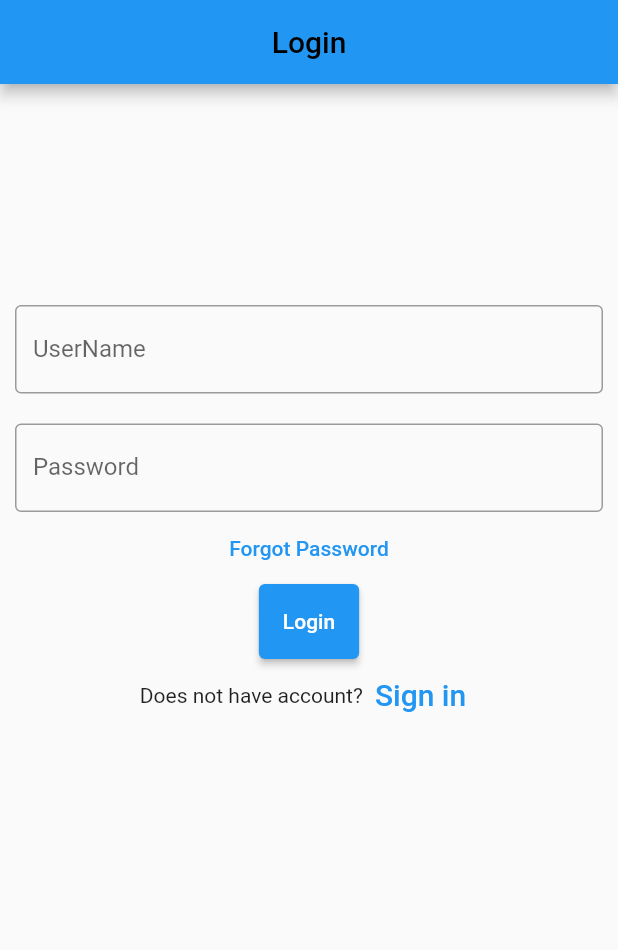
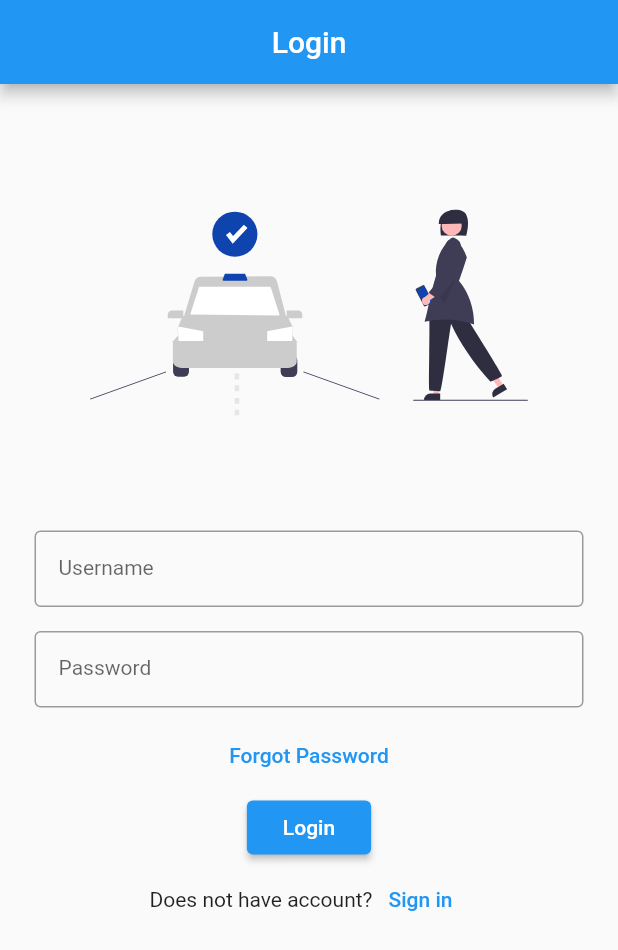
Before and after one commit to nabarazz/flutter-rideSharing, a Flutter app: the screen it shows after launch, on a phone screen of 412 x 824 dp. Shown: the top 950 px of the screen. Run offline on Flutter 3.47's test engine with Material 2 defaults, Android fonts, the phone set to English and light mode, and no system bars; our stand-ins replace flutter_map, flutter_svg, latlong2, location.

Commit message:
update: minor update

```diff
--- a/lib/features/login_screen/login_screen.dart
+++ b/lib/features/login_screen/login_screen.dart
@@ -1,4 +1,7 @@
+// ignore_for_file: avoid_unnecessary_containers
+
 import 'package:flutter/material.dart';
+import 'package:flutter_svg/flutter_svg.dart';
 
 class LoginScreen extends StatefulWidget {
   const LoginScreen({Key? key}) : super(key: key);
@@ -10,48 +13,72 @@ class LoginScreen extends StatefulWidget {
 class _LoginScreenState extends State<LoginScreen> {
   final _usernameController = TextEditingController();
   final _passwordController = TextEditingController();
+  final _usernameF = FocusNode();
+  final _passwordF = FocusNode();
 
   @override
   void dispose() {
     _usernameController.dispose();
     _passwordController.dispose();
+    _usernameF.dispose();
+    _passwordF.dispose();
     super.dispose();
   }
 
   @override
   Widget build(BuildContext context) {
-    final _mediaQuery = MediaQuery.of(context).size;
+    final mediaQuery = MediaQuery.of(context).size;
     return Scaffold(
       appBar: AppBar(
         title: const Center(
-          child: Text('Login',
-              style: TextStyle(
-                color: Colors.black,
-              )),
-        ),
-      ),
-      body: Column(
-        children: [
-          SizedBox(height: _mediaQuery.height / 6),
-          Container(
-            padding: const EdgeInsets.all(10),
-            child: TextField(
-              controller: _usernameController,
-              decoration: const InputDecoration(
-                border: OutlineInputBorder(),
-                labelText: 'UserName',
+          child: Text(
+            'Login',
           ),
         ),
       ),
-          Container(
-            padding: const EdgeInsets.fromLTRB(10, 10, 10, 0),
-            child: TextField(
+      body: Padding(
+        padding: const EdgeInsets.all(15),
+        child: Column(
+          children: [
+            SizedBox(height: mediaQuery.width / 6),
+            SvgPicture.asset(
+              'assets/images/login_screen_img.svg',
+              height: mediaQuery.height / 6,
+            ),
+            SizedBox(height: mediaQuery.width / 6),
+            Padding(
+              padding: const EdgeInsets.all(8.0),
+              child: TextFormField(
+                controller: _usernameController,
+                focusNode: _usernameF,
+                decoration: const InputDecoration(
+                  border: OutlineInputBorder(),
+                  labelText: 'Username',
+                  labelStyle: TextStyle(fontSize: 14),
+                  isDense: true,
+                  contentPadding: EdgeInsets.all(16),
+                ),
+                onEditingComplete: () {
+                  FocusScope.of(context).requestFocus(_passwordF);
+                },
+              ),
+            ),
+            Padding(
+              padding: const EdgeInsets.all(8.0),
+              child: TextFormField(
+                focusNode: _passwordF,
                 obscureText: true,
                 controller: _passwordController,
                 decoration: const InputDecoration(
                   border: OutlineInputBorder(),
                   labelText: 'Password',
+                  labelStyle: TextStyle(fontSize: 14),
+                  isDense: true,
+                  contentPadding: EdgeInsets.all(16),
                 ),
+                onEditingComplete: () {
+                  FocusScope.of(context).unfocus();
+                },
               ),
             ),
             TextButton(
@@ -62,13 +89,12 @@ class _LoginScreenState extends State<LoginScreen> {
                 'Forgot Password',
               ),
             ),
-          Container(
-            height: 50,
-            padding: const EdgeInsets.fromLTRB(10, 0, 10, 0),
-            child: ElevatedButton(
-              child: const Text('Login'),
+            ElevatedButton(
+              child: const Padding(
+                padding: EdgeInsets.symmetric(horizontal: 8),
+                child: Text('Login'),
+              ),
               onPressed: () {},
-            ),
             ),
             Row(
               mainAxisAlignment: MainAxisAlignment.center,
@@ -77,7 +103,6 @@ class _LoginScreenState extends State<LoginScreen> {
                 TextButton(
                   child: const Text(
                     'Sign in',
-                  style: TextStyle(fontSize: 20),
                   ),
                   onPressed: () {
                     //signup screen
@@ -87,6 +112,7 @@ class _LoginScreenState extends State<LoginScreen> {
             ),
           ],
         ),
+      ),
     );
   }
 }
```
Also changed, not shown: pubspec.yaml (+5 -9 lines), assets/images/login_screen_img.svg (added), pubspec.lock, 1 other file. Lines whose indentation alone changed are shown as unchanged.
